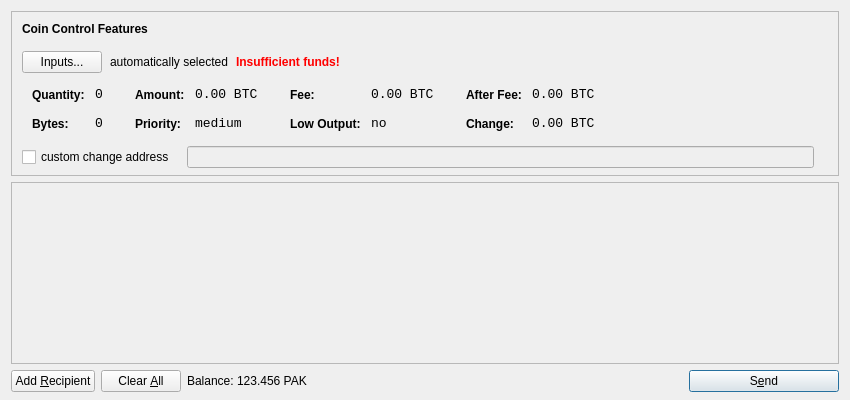
First picture: the form in src/qt/forms/sendcoinsdialog.ui, repository Pakcoin-project/pakcoinold, before the edit.
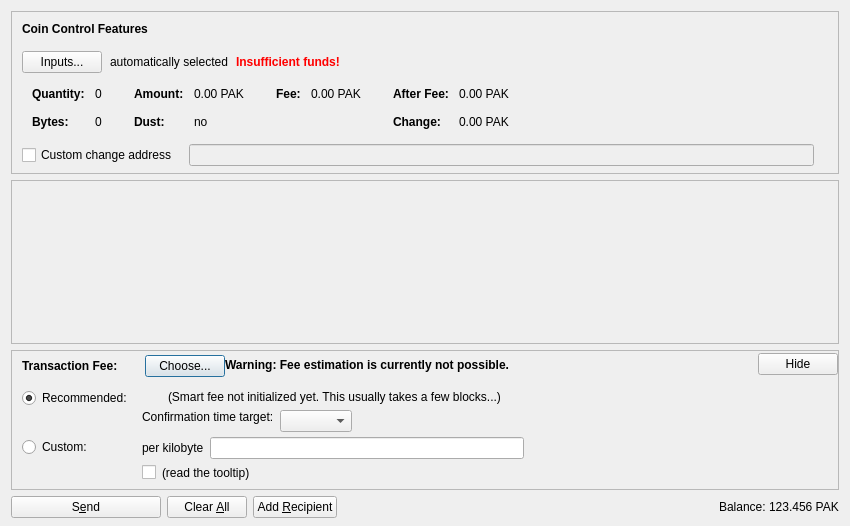
Second picture: the form after the edit. Icons and pictures are not drawn. Custom widgets are drawn as their Qt base class.

Patch:
```diff
--- a/src/qt/forms/sendcoinsdialog.ui
+++ b/src/qt/forms/sendcoinsdialog.ui
@@ -7,13 +7,13 @@
     <x>0</x>
     <y>0</y>
     <width>850</width>
-    <height>400</height>
+    <height>526</height>
    </rect>
   </property>
   <property name="windowTitle">
    <string>Send Coins</string>
   </property>
-  <layout class="QVBoxLayout" name="verticalLayout" stretch="0,1,0">
+  <layout class="QVBoxLayout" name="verticalLayout" stretch="0,1,0,0">
    <property name="bottomMargin">
     <number>8</number>
    </property>
@@ -39,7 +39,7 @@
      </property>
      <layout class="QVBoxLayout" name="verticalLayoutCoinControl2">
       <property name="spacing">
-       <number>-1</number>
+       <number>0</number>
       </property>
       <property name="leftMargin">
        <number>0</number>
@@ -109,6 +109,9 @@
             <property name="text">
              <string>Inputs...</string>
             </property>
+            <property name="autoDefault">
+             <bool>false</bool>
+            </property>
            </widget>
           </item>
           <item>
@@ -173,7 +176,16 @@
            <string notr="true"/>
           </property>
           <layout class="QHBoxLayout" name="horizontalLayoutCoinControl5">
-           <property name="margin">
+           <property name="leftMargin">
+            <number>0</number>
+           </property>
+           <property name="topMargin">
+            <number>0</number>
+           </property>
+           <property name="rightMargin">
+            <number>0</number>
+           </property>
+           <property name="bottomMargin">
             <number>0</number>
            </property>
            <item>
@@ -206,8 +218,11 @@
                </property>
                <item row="0" column="0">
                 <widget class="QLabel" name="labelCoinControlQuantityText">
-                 <property name="styleSheet">
-                  <string notr="true">font-weight:bold;</string>
+                 <property name="font">
+                  <font>
+                   <weight>75</weight>
+                   <bold>true</bold>
+                  </font>
                  </property>
                  <property name="text">
                   <string>Quantity:</string>
@@ -219,12 +234,6 @@
                </item>
                <item row="0" column="1">
                 <widget class="QLabel" name="labelCoinControlQuantity">
-                 <property name="font">
-                  <font>
-                   <family>Monospace</family>
-                   <pointsize>10</pointsize>
-                  </font>
-                 </property>
                  <property name="cursor">
                   <cursorShape>IBeamCursor</cursorShape>
                  </property>
@@ -244,8 +253,11 @@
                </item>
                <item row="1" column="0">
                 <widget class="QLabel" name="labelCoinControlBytesText">
-                 <property name="styleSheet">
-                  <string notr="true">font-weight:bold;</string>
+                 <property name="font">
+                  <font>
+                   <weight>75</weight>
+                   <bold>true</bold>
+                  </font>
                  </property>
                  <property name="text">
                   <string>Bytes:</string>
@@ -254,12 +266,6 @@
                </item>
                <item row="1" column="1">
                 <widget class="QLabel" name="labelCoinControlBytes">
-                 <property name="font">
-                  <font>
-                   <family>Monospace</family>
-                   <pointsize>10</pointsize>
-                  </font>
-                 </property>
                  <property name="cursor">
                   <cursorShape>IBeamCursor</cursorShape>
                  </property>
@@ -295,8 +301,11 @@
                </property>
                <item row="0" column="0">
                 <widget class="QLabel" name="labelCoinControlAmountText">
-                 <property name="styleSheet">
-                  <string notr="true">font-weight:bold;</string>
+                 <property name="font">
+                  <font>
+                   <weight>75</weight>
+                   <bold>true</bold>
+                  </font>
                  </property>
                  <property name="text">
                   <string>Amount:</string>
@@ -308,12 +317,6 @@
                </item>
                <item row="0" column="1">
                 <widget class="QLabel" name="labelCoinControlAmount">
-                 <property name="font">
-                  <font>
-                   <family>Monospace</family>
-                   <pointsize>10</pointsize>
-                  </font>
-                 </property>
                  <property name="cursor">
                   <cursorShape>IBeamCursor</cursorShape>
                  </property>
@@ -321,7 +324,7 @@
                   <enum>Qt::ActionsContextMenu</enum>
                  </property>
                  <property name="text">
-                  <string notr="true">0.00 BTC</string>
+                  <string notr="true">0.00 PAK</string>
                  </property>
                  <property name="textInteractionFlags">
                   <set>Qt::LinksAccessibleByMouse|Qt::TextSelectableByKeyboard|Qt::TextSelectableByMouse</set>
@@ -329,23 +332,20 @@
                 </widget>
                </item>
                <item row="1" column="0">
-                <widget class="QLabel" name="labelCoinControlPriorityText">
-                 <property name="styleSheet">
-                  <string notr="true">font-weight:bold;</string>
+                <widget class="QLabel" name="labelCoinControlLowOutputText">
+                 <property name="font">
+                  <font>
+                   <weight>75</weight>
+                   <bold>true</bold>
+                  </font>
                  </property>
                  <property name="text">
-                  <string>Priority:</string>
+                  <string>Dust:</string>
                  </property>
                 </widget>
                </item>
                <item row="1" column="1">
-                <widget class="QLabel" name="labelCoinControlPriority">
-                 <property name="font">
-                  <font>
-                   <family>Monospace</family>
-                   <pointsize>10</pointsize>
-                  </font>
-                 </property>
+                <widget class="QLabel" name="labelCoinControlLowOutput">
                  <property name="cursor">
                   <cursorShape>IBeamCursor</cursorShape>
                  </property>
@@ -353,7 +353,7 @@
                   <enum>Qt::ActionsContextMenu</enum>
                  </property>
                  <property name="text">
-                  <string>medium</string>
+                  <string notr="true">no</string>
                  </property>
                  <property name="textInteractionFlags">
                   <set>Qt::LinksAccessibleByMouse|Qt::TextSelectableByKeyboard|Qt::TextSelectableByMouse</set>
@@ -381,8 +381,11 @@
                </property>
                <item row="0" column="0">
                 <widget class="QLabel" name="labelCoinControlFeeText">
-                 <property name="styleSheet">
-                  <string notr="true">font-weight:bold;</string>
+                 <property name="font">
+                  <font>
+                   <weight>75</weight>
+                   <bold>true</bold>
+                  </font>
                  </property>
                  <property name="text">
                   <string>Fee:</string>
@@ -394,12 +397,6 @@
                </item>
                <item row="0" column="1">
                 <widget class="QLabel" name="labelCoinControlFee">
-                 <property name="font">
-                  <font>
-                   <family>Monospace</family>
-                   <pointsize>10</pointsize>
-                  </font>
-                 </property>
                  <property name="cursor">
                   <cursorShape>IBeamCursor</cursorShape>
                  </property>
@@ -407,39 +404,7 @@
                   <enum>Qt::ActionsContextMenu</enum>
                  </property>
                  <property name="text">
-                  <string notr="true">0.00 BTC</string>
-                 </property>
-                 <property name="textInteractionFlags">
-                  <set>Qt::LinksAccessibleByMouse|Qt::TextSelectableByKeyboard|Qt::TextSelectableByMouse</set>
-                 </property>
-                </widget>
-               </item>
-               <item row="1" column="0">
-                <widget class="QLabel" name="labelCoinControlLowOutputText">
-                 <property name="styleSheet">
-                  <string notr="true">font-weight:bold;</string>
-                 </property>
-                 <property name="text">
-                  <string>Low Output:</string>
-                 </property>
-                </widget>
-               </item>
-               <item row="1" column="1">
-                <widget class="QLabel" name="labelCoinControlLowOutput">
-                 <property name="font">
-                  <font>
-                   <family>Monospace</family>
-                   <pointsize>10</pointsize>
-                  </font>
-                 </property>
-                 <property name="cursor">
-                  <cursorShape>IBeamCursor</cursorShape>
-                 </property>
-                 <property name="contextMenuPolicy">
-                  <enum>Qt::ActionsContextMenu</enum>
-                 </property>
-                 <property name="text">
-                  <string>no</string>
+                  <string notr="true">0.00 PAK</string>
                  </property>
                  <property name="textInteractionFlags">
                   <set>Qt::LinksAccessibleByMouse|Qt::TextSelectableByKeyboard|Qt::TextSelectableByMouse</set>
@@ -467,8 +432,11 @@
                </property>
                <item row="0" column="0">
                 <widget class="QLabel" name="labelCoinControlAfterFeeText">
-                 <property name="styleSheet">
-                  <string notr="true">font-weight:bold;</string>
+                 <property name="font">
+                  <font>
+                   <weight>75</weight>
+                   <bold>true</bold>
+                  </font>
                  </property>
                  <property name="text">
                   <string>After Fee:</string>
@@ -480,12 +448,6 @@
                </item>
                <item row="0" column="1">
                 <widget class="QLabel" name="labelCoinControlAfterFee">
-                 <property name="font">
-                  <font>
-                   <family>Monospace</family>
-                   <pointsize>10</pointsize>
-                  </font>
-                 </property>
                  <property name="cursor">
                   <cursorShape>IBeamCursor</cursorShape>
                  </property>
@@ -493,7 +455,7 @@
                   <enum>Qt::ActionsContextMenu</enum>
                  </property>
                  <property name="text">
-                  <string notr="true">0.00 BTC</string>
+                  <string notr="true">0.00 PAK</string>
                  </property>
                  <property name="textInteractionFlags">
                   <set>Qt::LinksAccessibleByMouse|Qt::TextSelectableByKeyboard|Qt::TextSelectableByMouse</set>
@@ -502,8 +464,11 @@
                </item>
                <item row="1" column="0">
                 <widget class="QLabel" name="labelCoinControlChangeText">
-                 <property name="styleSheet">
-                  <string notr="true">font-weight:bold;</string>
+                 <property name="font">
+                  <font>
+                   <weight>75</weight>
+                   <bold>true</bold>
+                  </font>
                  </property>
                  <property name="text">
                   <string>Change:</string>
@@ -512,12 +477,6 @@
                </item>
                <item row="1" column="1">
                 <widget class="QLabel" name="labelCoinControlChange">
-                 <property name="font">
-                  <font>
-                   <family>Monospace</family>
-                   <pointsize>10</pointsize>
-                  </font>
-                 </property>
                  <property name="cursor">
                   <cursorShape>IBeamCursor</cursorShape>
                  </property>
@@ -525,7 +484,7 @@
                   <enum>Qt::ActionsContextMenu</enum>
                  </property>
                  <property name="text">
-                  <string notr="true">0.00 BTC</string>
+                  <string notr="true">0.00 PAK</string>
                  </property>
                  <property name="textInteractionFlags">
                   <set>Qt::LinksAccessibleByMouse|Qt::TextSelectableByKeyboard|Qt::TextSelectableByMouse</set>
@@ -555,13 +514,16 @@
           </property>
           <item>
            <widget class="QCheckBox" name="checkBoxCoinControlChange">
+            <property name="toolTip">
+             <string>If this is activated, but the change address is empty or invalid, change will be sent to a newly generated address.</string>
+            </property>
             <property name="text">
-             <string>custom change address</string>
+             <string>Custom change address</string>
             </property>
            </widget>
           </item>
           <item>
-           <widget class="QLineEdit" name="lineEditCoinControlChange">
+           <widget class="QValidatedLineEdit" name="lineEditCoinControlChange">
             <property name="enabled">
              <bool>false</bool>
             </property>
@@ -626,11 +588,20 @@
         <x>0</x>
         <y>0</y>
         <width>830</width>
-        <height>165</height>
+        <height>104</height>
        </rect>
       </property>
-      <layout class="QVBoxLayout" name="verticalLayout_2">
-       <property name="margin">
+      <layout class="QVBoxLayout" name="verticalLayout_2" stretch="0,1">
+       <property name="leftMargin">
+        <number>0</number>
+       </property>
+       <property name="topMargin">
+        <number>0</number>
+       </property>
+       <property name="rightMargin">
+        <number>0</number>
+       </property>
+       <property name="bottomMargin">
         <number>0</number>
        </property>
        <item>
@@ -657,23 +628,530 @@
      </widget>
     </widget>
    </item>
+   <item>
+    <widget class="QFrame" name="frameFee">
+     <property name="sizePolicy">
+      <sizepolicy hsizetype="Expanding" vsizetype="Expanding">
+       <horstretch>0</horstretch>
+       <verstretch>0</verstretch>
+      </sizepolicy>
+     </property>
+     <property name="maximumSize">
+      <size>
+       <width>16777215</width>
+       <height>16777215</height>
+      </size>
+     </property>
+     <property name="frameShape">
+      <enum>QFrame::StyledPanel</enum>
+     </property>
+     <property name="frameShadow">
+      <enum>QFrame::Sunken</enum>
+     </property>
+     <layout class="QVBoxLayout" name="verticalLayoutFee1">
+      <property name="spacing">
+       <number>0</number>
+      </property>
+      <property name="leftMargin">
+       <number>0</number>
+      </property>
+      <property name="topMargin">
+       <number>0</number>
+      </property>
+      <property name="rightMargin">
+       <number>0</number>
+      </property>
+      <property name="bottomMargin">
+       <number>0</number>
+      </property>
+      <item>
+       <layout class="QVBoxLayout" name="verticalLayoutFee2" stretch="0,0,0">
+        <property name="spacing">
+         <number>0</number>
+        </property>
+        <property name="leftMargin">
+         <number>10</number>
+        </property>
+        <property name="topMargin">
+         <number>0</number>
+        </property>
+        <item>
+         <layout class="QHBoxLayout" name="horizontalLayoutFee1">
+          <property name="bottomMargin">
+           <number>0</number>
+          </property>
+          <item>
+           <layout class="QVBoxLayout" name="verticalLayoutFee7">
+            <property name="spacing">
+             <number>0</number>
+            </property>
+            <item>
+             <spacer name="verticalSpacerSmartFee">
+              <property name="orientation">
+               <enum>Qt::Vertical</enum>
+              </property>
+              <property name="sizeType">
+               <enum>QSizePolicy::Fixed</enum>
+              </property>
+              <property name="sizeHint" stdset="0">
+               <size>
+                <width>1</width>
+                <height>4</height>
+               </size>
+              </property>
+             </spacer>
+            </item>
+            <item>
+             <layout class="QHBoxLayout" name="horizontalLayoutSmartFee">
+              <property name="spacing">
+               <number>10</number>
+              </property>
+              <item>
+               <widget class="QLabel" name="labelFeeHeadline">
+                <property name="sizePolicy">
+                 <sizepolicy hsizetype="Preferred" vsizetype="Maximum">
+                  <horstretch>0</horstretch>
+                  <verstretch>0</verstretch>
+                 </sizepolicy>
+                </property>
+                <property name="font">
+                 <font>
+                  <weight>75</weight>
+                  <bold>true</bold>
+                 </font>
+                </property>
+                <property name="styleSheet">
+                 <string notr="true">font-weight:bold;</string>
+                </property>
+                <property name="text">
+                 <string>Transaction Fee:</string>
+                </property>
+               </widget>
+              </item>
+              <item>
+               <widget class="QLabel" name="labelFeeMinimized">
+                <property name="text">
+                 <string/>
+                </property>
+               </widget>
+              </item>
+              <item>
+               <widget class="QPushButton" name="buttonChooseFee">
+                <property name="text">
+                 <string>Choose...</string>
+                </property>
+               </widget>
+              </item>
+             </layout>
+            </item>
+            <item>
+             <spacer name="verticalSpacer_5">
+              <property name="orientation">
+               <enum>Qt::Vertical</enum>
+              </property>
+              <property name="sizeHint" stdset="0">
+               <size>
+                <width>1</width>
+                <height>1</height>
+               </size>
+              </property>
+             </spacer>
+            </item>
+           </layout>
+          </item>
+          <item>
+           <widget class="QLabel" name="fallbackFeeWarningLabel">
+            <property name="toolTip">
+             <string>Using the fallbackfee can result in sending a transaction that will take several hours or days (or never) to confirm. Consider choosing your fee manually or wait until you have validated the complete chain.</string>
+            </property>
+            <property name="font">
+            <font>
+                <weight>75</weight>
+                <bold>true</bold>
+            </font>
+            </property>
+            <property name="text">
+             <string>Warning: Fee estimation is currently not possible.</string>
+            </property>
+            <property name="wordWrap">
+             <bool>false</bool>
+            </property>
+           </widget>
+          </item>
+          <item>
+           <spacer name="horizontalSpacer_4">
+            <property name="orientation">
+             <enum>Qt::Horizontal</enum>
+            </property>
+            <property name="sizeType">
+             <enum>QSizePolicy::MinimumExpanding</enum>
+            </property>
+            <property name="sizeHint" stdset="0">
+             <size>
+              <width>40</width>
+              <height>20</height>
+             </size>
+            </property>
+           </spacer>
+          </item>
+          <item>
+           <widget class="QPushButton" name="buttonMinimizeFee">
+            <property name="toolTip">
+             <string>collapse fee-settings</string>
+            </property>
+            <property name="text">
+             <string>Hide</string>
+            </property>
+           </widget>
+          </item>
+         </layout>
+        </item>
+        <item>
+         <widget class="QFrame" name="frameFeeSelection">
+          <layout class="QVBoxLayout" name="verticalLayoutFee12">
+           <property name="spacing">
+            <number>0</number>
+           </property>
+           <property name="leftMargin">
+            <number>0</number>
+           </property>
+           <property name="topMargin">
+            <number>0</number>
+           </property>
+           <property name="rightMargin">
+            <number>0</number>
+           </property>
+           <property name="bottomMargin">
+            <number>0</number>
+           </property>
+           <item>
+            <layout class="QGridLayout" name="gridLayoutFee">
+             <property name="topMargin">
+              <number>10</number>
+             </property>
+             <property name="bottomMargin">
+              <number>4</number>
+             </property>
+             <property name="horizontalSpacing">
+              <number>10</number>
+             </property>
+             <property name="verticalSpacing">
+              <number>4</number>
+             </property>
+             <item row="1" column="1">
+              <layout class="QVBoxLayout" name="verticalLayoutFee8">
+               <property name="spacing">
+                <number>6</number>
+               </property>
+               <item>
+                <layout class="QHBoxLayout" name="horizontalLayoutFee13">
+                 <item>
+                  <widget class="QLabel" name="labelCustomPerKilobyte">
+                   <property name="toolTip">
+                    <string>If the custom fee is set to 1000 satoshis and the transaction is only 250 bytes, then &quot;per kilobyte&quot; only pays 250 satoshis in fee, while &quot;total at least&quot; pays 1000 satoshis. For transactions bigger than a kilobyte both pay by kilobyte.</string>
+                   </property>
+                   <property name="text">
+                    <string>per kilobyte</string>
+                   </property>
+                  </widget>
+                 </item>
+                 <item>
+                  <widget class="BitcoinAmountField" name="customFee"/>
+                 </item>
+                 <item>
+                  <spacer name="horizontalSpacer_6">
+                   <property name="orientation">
+                    <enum>Qt::Horizontal</enum>
+                   </property>
+                   <property name="sizeHint" stdset="0">
+                    <size>
+                     <width>1</width>
+                     <height>1</height>
+                    </size>
+                   </property>
+                  </spacer>
+                 </item>
+                </layout>
+               </item>
+               <item>
+                <layout class="QHBoxLayout" name="horizontalLayoutFee8">
+                 <item>
+                  <widget class="QCheckBox" name="checkBoxMinimumFee">
+                   <property name="toolTip">
+                    <string>Paying only the minimum fee is just fine as long as there is less transaction volume than space in the blocks. But be aware that this can end up in a never confirming transaction once there is more demand for pakcoin transactions than the network can process.</string>
+                   </property>
+                   <property name="text">
+                    <string/>
+                   </property>
+                  </widget>
+                 </item>
+                 <item>
+                  <widget class="QLabel" name="labelMinFeeWarning">
+                   <property name="enabled">
+                    <bool>true</bool>
+                   </property>
+                   <property name="toolTip">
+                    <string>Paying only the minimum fee is just fine as long as there is less transaction volume than space in the blocks. But be aware that this can end up in a never confirming transaction once there is more demand for pakcoin transactions than the network can process.</string>
+                   </property>
+                   <property name="text">
+                    <string>(read the tooltip)</string>
+                   </property>
+                   <property name="margin">
+                    <number>5</number>
+                   </property>
+                  </widget>
+                 </item>
+                 <item>
+                  <spacer name="horizontalSpacer_2">
+                   <property name="orientation">
+                    <enum>Qt::Horizontal</enum>
+                   </property>
+                   <property name="sizeHint" stdset="0">
+                    <size>
+                     <width>1</width>
+                     <height>1</height>
+                    </size>
+                   </property>
+                  </spacer>
+                 </item>
+                </layout>
+               </item>
+              </layout>
+             </item>
+             <item row="0" column="0">
+              <layout class="QVBoxLayout" name="verticalLayoutFee4" stretch="0,1">
+               <item>
+                <widget class="QRadioButton" name="radioSmartFee">
+                 <property name="text">
+                  <string>Recommended:</string>
+                 </property>
+                 <property name="checked">
+                  <bool>true</bool>
+                 </property>
+                 <attribute name="buttonGroup">
+                  <string notr="true">groupFee</string>
+                 </attribute>
+                </widget>
+               </item>
+               <item>
+                <spacer name="verticalSpacer_2">
+                 <property name="orientation">
+                  <enum>Qt::Vertical</enum>
+                 </property>
+                 <property name="sizeHint" stdset="0">
+                  <size>
+                   <width>1</width>
+                   <height>1</height>
+                  </size>
+                 </property>
+                </spacer>
+               </item>
+              </layout>
+             </item>
+             <item row="1" column="0">
+              <layout class="QVBoxLayout" name="verticalLayoutFee9" stretch="0,1">
+               <item>
+                <widget class="QRadioButton" name="radioCustomFee">
+                 <property name="text">
+                  <string>Custom:</string>
+                 </property>
+                 <attribute name="buttonGroup">
+                  <string notr="true">groupFee</string>
+                 </attribute>
+                </widget>
+               </item>
+               <item>
+                <spacer name="verticalSpacer_6">
+                 <property name="orientation">
+                  <enum>Qt::Vertical</enum>
+                 </property>
+                 <property name="sizeHint" stdset="0">
+                  <size>
+                   <width>1</width>
+                   <height>1</height>
+                  </size>
+                 </property>
+                </spacer>
+               </item>
+              </layout>
+             </item>
+             <item row="0" column="1">
+              <layout class="QVBoxLayout" name="verticalLayoutFee3" stretch="0,0,1">
+               <property name="spacing">
+                <number>6</number>
+               </property>
+               <property name="topMargin">
+                <number>2</number>
+               </property>
+               <item>
+                <layout class="QHBoxLayout" name="horizontalLayoutFee12">
+                 <item>
+                  <widget class="QLabel" name="labelSmartFee">
+                   <property name="text">
+                    <string/>
+                   </property>
+                   <property name="margin">
+                    <number>2</number>
+                   </property>
+                  </widget>
+                 </item>
+                 <item>
+                  <widget class="QLabel" name="labelFeeEstimation">
+                   <property name="text">
+                    <string/>
+                   </property>
+                  </widget>
+                 </item>
+                 <item>
+                  <widget class="QLabel" name="labelSmartFee2">
+                   <property name="text">
+                    <string>(Smart fee not initialized yet. This usually takes a few blocks...)</string>
+                   </property>
+                   <property name="margin">
+                    <number>2</number>
+                   </property>
+                  </widget>
+                 </item>
+                 <item>
+                  <spacer name="horizontalSpacer_5">
+                   <property name="orientation">
+                    <enum>Qt::Horizontal</enum>
+                   </property>
+                   <property name="sizeHint" stdset="0">
+                    <size>
+                     <width>1</width>
+                     <height>1</height>
+                    </size>
+                   </property>
+                  </spacer>
+                 </item>
+                </layout>
+               </item>
+               <item>
+                <layout class="QHBoxLayout" name="horizontalLayoutFee9">
+                 <item>
+                  <layout class="QVBoxLayout" name="verticalLayoutFee6">
+                   <item>
+                    <widget class="QLabel" name="labelSmartFee3">
+                     <property name="text">
+                      <string>Confirmation time target:</string>
+                     </property>
+                     <property name="margin">
+                      <number>2</number>
+                     </property>
+                    </widget>
+                   </item>
+                   <item>
+                    <spacer name="verticalSpacer_3">
+                     <property name="orientation">
+                      <enum>Qt::Vertical</enum>
+                     </property>
+                     <property name="sizeHint" stdset="0">
+                      <size>
+                       <width>1</width>
+                       <height>1</height>
+                      </size>
+                     </property>
+                    </spacer>
+                   </item>
+                  </layout>
+                 </item>
+                 <item>
+                  <layout class="QVBoxLayout" name="verticalLayoutFee5">
+                   <property name="rightMargin">
+                    <number>30</number>
+                   </property>
+                   <item>
+                    <layout class="QHBoxLayout" name="horizontalLayoutConfTarget">
+                     <property name="bottomMargin">
+                      <number>0</number>
+                     </property>
+                     <item>
+                      <widget class="QComboBox" name="confTargetSelector"/>
+                     </item>
+                     <item>
+                      <spacer name="horizontalSpacerConfTarget">
+                       <property name="orientation">
+                        <enum>Qt::Horizontal</enum>
+                       </property>
+                       <property name="sizeHint" stdset="0">
+                        <size>
+                         <width>40</width>
+                         <height>20</height>
+                        </size>
+                       </property>
+                      </spacer>
+                     </item>
+                    </layout>
+                   </item>
+                  </layout>
+                 </item>
+                </layout>
+               </item>
+               <item>
+                <spacer name="verticalSpacer_4">
+                 <property name="orientation">
+                  <enum>Qt::Vertical</enum>
+                 </property>
+                 <property name="sizeHint" stdset="0">
+                  <size>
+                   <width>1</width>
+                   <height>1</height>
+                  </size>
+                 </property>
+                </spacer>
+               </item>
+              </layout>
+             </item>
+            </layout>
+           </item>
+          </layout>
+         </widget>
+        </item>
+        <item>
+         <spacer name="verticalSpacerFee">
+          <property name="orientation">
+           <enum>Qt::Vertical</enum>
+          </property>
+          <property name="sizeHint" stdset="0">
+           <size>
+            <width>40</width>
+            <height>5</height>
+           </size>
+          </property>
+         </spacer>
+        </item>
+       </layout>
+      </item>
+     </layout>
+    </widget>
+   </item>
    <item>
     <layout class="QHBoxLayout" name="horizontalLayout">
      <item>
-      <widget class="QPushButton" name="addButton">
+      <widget class="QPushButton" name="sendButton">
+       <property name="minimumSize">
+        <size>
+         <width>150</width>
+         <height>0</height>
+        </size>
+       </property>
        <property name="toolTip">
-        <string>Send to multiple recipients at once</string>
+        <string>Confirm the send action</string>
        </property>
        <property name="text">
-        <string>Add &amp;Recipient</string>
+        <string>S&amp;end</string>
        </property>
        <property name="icon">
         <iconset resource="../bitcoin.qrc">
-         <normaloff>:/icons/add</normaloff>:/icons/add</iconset>
+         <normaloff>:/icons/send</normaloff>:/icons/send</iconset>
        </property>
        <property name="autoDefault">
         <bool>false</bool>
        </property>
+       <property name="default">
+        <bool>false</bool>
+       </property>
       </widget>
      </item>
      <item>
@@ -685,7 +1163,7 @@
         </sizepolicy>
        </property>
        <property name="toolTip">
-        <string>Remove all transaction fields</string>
+        <string>Clear all fields of the form.</string>
        </property>
        <property name="text">
         <string>Clear &amp;All</string>
@@ -694,14 +1172,41 @@
         <iconset resource="../bitcoin.qrc">
          <normaloff>:/icons/remove</normaloff>:/icons/remove</iconset>
        </property>
-       <property name="autoRepeatDelay">
-        <number>300</number>
+       <property name="autoDefault">
+        <bool>false</bool>
        </property>
+      </widget>
+     </item>
+     <item>
+      <widget class="QPushButton" name="addButton">
+       <property name="toolTip">
+        <string>Send to multiple recipients at once</string>
+       </property>
+       <property name="text">
+        <string>Add &amp;Recipient</string>
+       </property>
+       <property name="icon">
+        <iconset resource="../bitcoin.qrc">
+         <normaloff>:/icons/add</normaloff>:/icons/add</iconset>
+       </property>
        <property name="autoDefault">
         <bool>false</bool>
        </property>
       </widget>
      </item>
+     <item>
+      <spacer name="horizontalSpacer">
+       <property name="orientation">
+        <enum>Qt::Horizontal</enum>
+       </property>
+       <property name="sizeHint" stdset="0">
+        <size>
+         <width>40</width>
+         <height>20</height>
+        </size>
+       </property>
+      </spacer>
+     </item>
      <item>
       <layout class="QHBoxLayout" name="horizontalLayout_2">
        <property name="spacing">
@@ -709,6 +1214,12 @@
        </property>
        <item>
         <widget class="QLabel" name="label">
+         <property name="sizePolicy">
+          <sizepolicy hsizetype="Preferred" vsizetype="Fixed">
+           <horstretch>0</horstretch>
+           <verstretch>0</verstretch>
+          </sizepolicy>
+         </property>
          <property name="text">
           <string>Balance:</string>
          </property>
@@ -716,11 +1227,17 @@
        </item>
        <item>
         <widget class="QLabel" name="labelBalance">
+         <property name="sizePolicy">
+          <sizepolicy hsizetype="Preferred" vsizetype="Fixed">
+           <horstretch>0</horstretch>
+           <verstretch>0</verstretch>
+          </sizepolicy>
+         </property>
          <property name="cursor">
           <cursorShape>IBeamCursor</cursorShape>
          </property>
          <property name="text">
-          <string>123.456 PAK</string>
+          <string notr="true">123.456 PAK</string>
          </property>
          <property name="textInteractionFlags">
           <set>Qt::LinksAccessibleByMouse|Qt::TextSelectableByKeyboard|Qt::TextSelectableByMouse</set>
@@ -729,46 +1246,23 @@
        </item>
       </layout>
      </item>
-     <item>
-      <spacer name="horizontalSpacer">
-       <property name="orientation">
-        <enum>Qt::Horizontal</enum>
-       </property>
-       <property name="sizeHint" stdset="0">
-        <size>
-         <width>40</width>
-         <height>20</height>
-        </size>
-       </property>
-      </spacer>
-     </item>
-     <item>
-      <widget class="QPushButton" name="sendButton">
-       <property name="minimumSize">
-        <size>
-         <width>150</width>
-         <height>0</height>
-        </size>
-       </property>
-       <property name="toolTip">
-        <string>Confirm the send action</string>
-       </property>
-       <property name="text">
-        <string>S&amp;end</string>
-       </property>
-       <property name="icon">
-        <iconset resource="../bitcoin.qrc">
-         <normaloff>:/icons/send</normaloff>:/icons/send</iconset>
-       </property>
-       <property name="default">
-        <bool>true</bool>
-       </property>
-      </widget>
-     </item>
     </layout>
    </item>
   </layout>
  </widget>
+ <customwidgets>
+  <customwidget>
+   <class>QValidatedLineEdit</class>
+   <extends>QLineEdit</extends>
+   <header>qvalidatedlineedit.h</header>
+  </customwidget>
+  <customwidget>
+   <class>BitcoinAmountField</class>
+   <extends>QLineEdit</extends>
+   <header>bitcoinamountfield.h</header>
+   <container>1</container>
+  </customwidget>
+ </customwidgets>
  <resources>
   <include location="../bitcoin.qrc"/>
  </resources>
```
Left out of the diff: 3 changed lines with no effect on the pictures.
